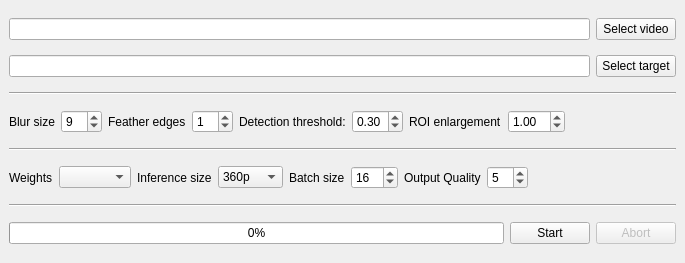
The window that dashcamcleaner/src/mainwindow.ui (tfaehse/DashcamCleaner) describes before a commit, drawn with Qt 5.
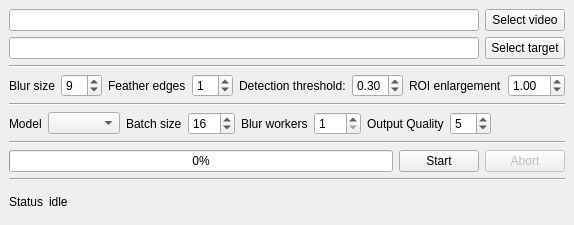
The same window after the commit.

Commit message:
Introduce YOLOv8 models (#64)
- replace all YOLOv5 models
- always use inference size == training size
- show status in GUI (which stage the pipeline is currently in)
- rewrite blurring algorithm, optimizing memory and CPU footprint
- allow a few more output container types, support depends on system
- silence FFMPEG macro block size errors
- remove colored mask option (for now) :(

```diff
--- a/dashcamcleaner/src/mainwindow.ui
+++ b/dashcamcleaner/src/mainwindow.ui
@@ -6,8 +6,8 @@
    <rect>
     <x>0</x>
     <y>0</y>
-    <width>685</width>
-    <height>263</height>
+    <width>531</width>
+    <height>225</height>
    </rect>
   </property>
   <property name="windowTitle">
@@ -164,42 +164,13 @@
       <item>
        <widget class="QLabel" name="label">
         <property name="text">
-         <string>Weights</string>
+         <string>Model</string>
         </property>
        </widget>
       </item>
       <item>
        <widget class="QComboBox" name="combo_box_weights"/>
       </item>
-      <item>
-       <widget class="QLabel" name="label_4">
-        <property name="text">
-         <string>Inference size</string>
-        </property>
-       </widget>
-      </item>
-      <item>
-       <widget class="QComboBox" name="combo_box_scale">
-        <property name="currentText">
-         <string>360p</string>
-        </property>
-        <item>
-         <property name="text">
-          <string>360p</string>
-         </property>
-        </item>
-        <item>
-         <property name="text">
-          <string>720p</string>
-         </property>
-        </item>
-        <item>
-         <property name="text">
-          <string>1080p</string>
-         </property>
-        </item>
-       </widget>
-      </item>
       <item>
        <widget class="QLabel" name="label_8">
         <property name="text">
@@ -220,6 +191,23 @@
         </property>
        </widget>
       </item>
+      <item>
+       <widget class="QLabel" name="label_2">
+        <property name="text">
+         <string>Blur workers</string>
+        </property>
+       </widget>
+      </item>
+      <item>
+       <widget class="QSpinBox" name="spin_blur_workers">
+        <property name="minimum">
+         <number>1</number>
+        </property>
+        <property name="maximum">
+         <number>128</number>
+        </property>
+       </widget>
+      </item>
       <item>
        <widget class="QLabel" name="label_7">
         <property name="text">
@@ -290,6 +278,44 @@
       </item>
      </layout>
     </item>
+    <item>
+     <widget class="Line" name="line_4">
+      <property name="orientation">
+       <enum>Qt::Horizontal</enum>
+      </property>
+     </widget>
+    </item>
+    <item>
+     <layout class="QHBoxLayout" name="horizontalLayout_7">
+      <item>
+       <widget class="QLabel" name="label_4">
+        <property name="text">
+         <string>Status</string>
+        </property>
+       </widget>
+      </item>
+      <item>
+       <widget class="QLabel" name="label_status">
+        <property name="text">
+         <string>idle</string>
+        </property>
+       </widget>
+      </item>
+      <item>
+       <spacer name="horizontalSpacer_3">
+        <property name="orientation">
+         <enum>Qt::Horizontal</enum>
+        </property>
+        <property name="sizeHint" stdset="0">
+         <size>
+          <width>40</width>
+          <height>20</height>
+         </size>
+        </property>
+       </spacer>
+      </item>
+     </layout>
+    </item>
    </layout>
   </widget>
  </widget>
```
The commit also changes 27 other files.
